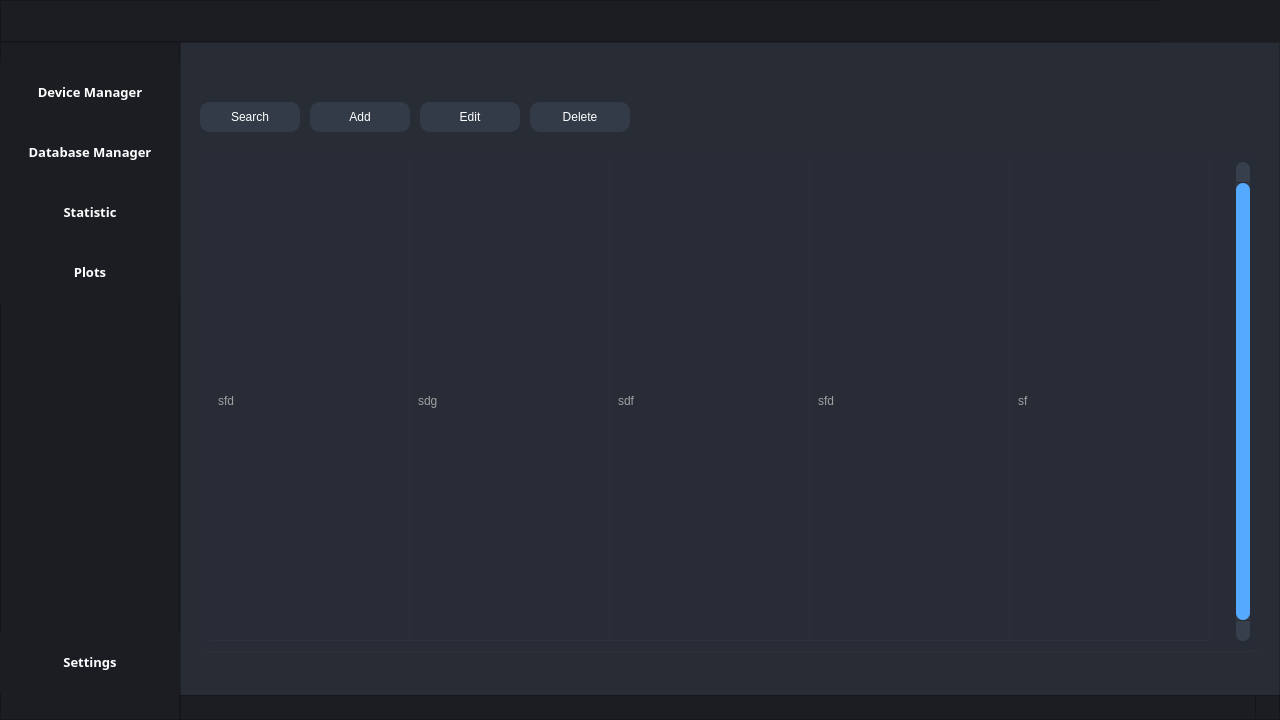
Above: widget/form_main.ui from MetallicAlex/Thermal-Camera before the change. Below: the same form after it.
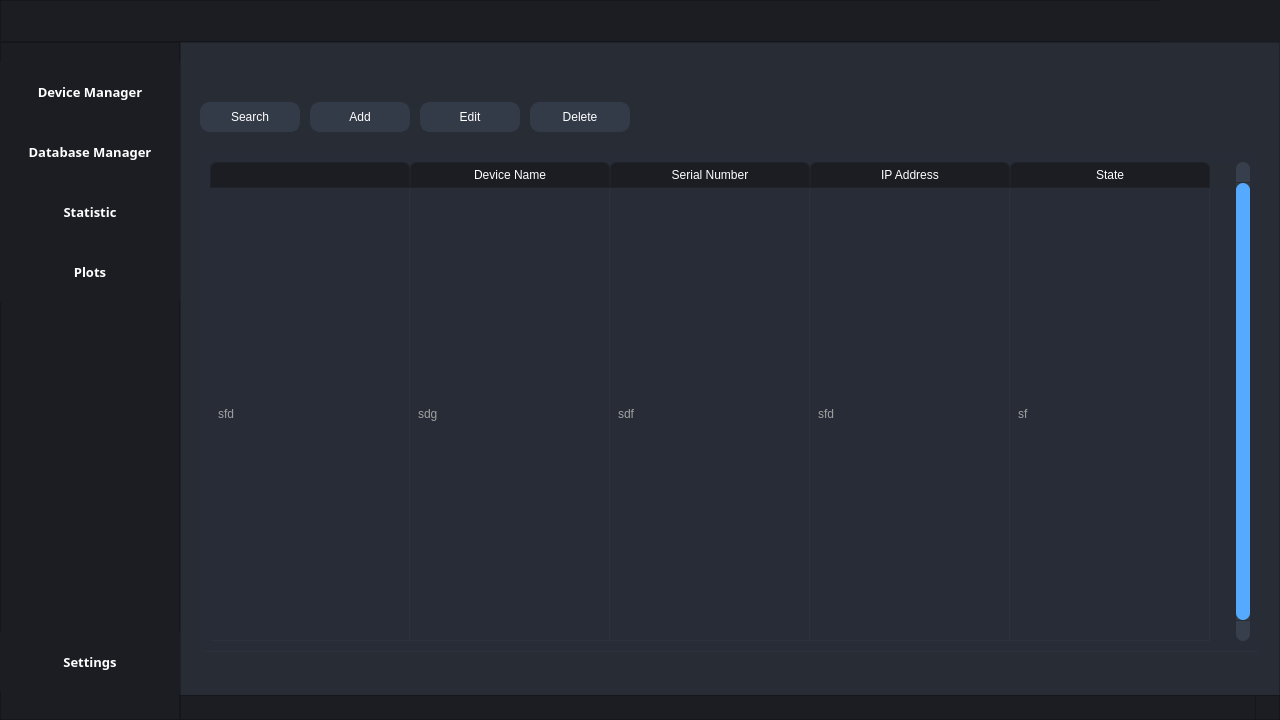
That is the form after the change. The open tabs and pages were chosen to show the change. Icons and pictures are not drawn.

The edit to the form file:
```diff
--- a/widget/form_main.ui
+++ b/widget/form_main.ui
@@ -937,7 +937,7 @@
          <number>5</number>
         </property>
         <attribute name="horizontalHeaderVisible">
-         <bool>false</bool>
+         <bool>true</bool>
         </attribute>
         <attribute name="horizontalHeaderCascadingSectionResizes">
          <bool>true</bool>
```
Left out of the diff: 4 changed lines with no effect on the pictures.
